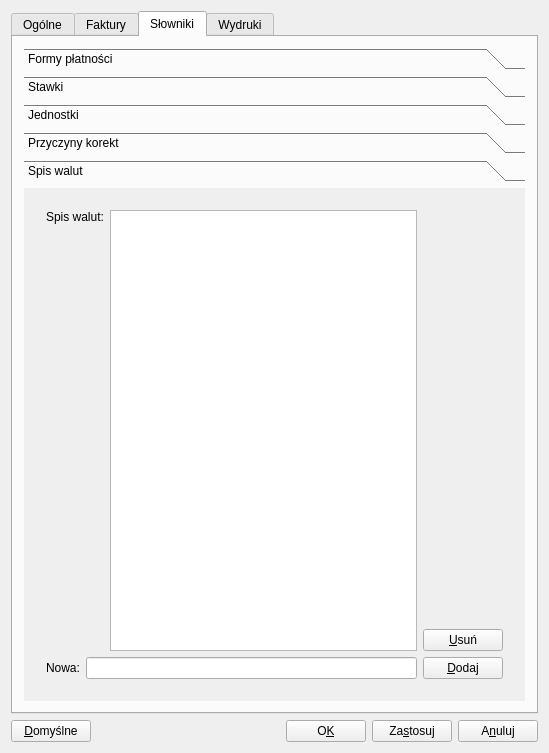
First picture: the form in qfaktury/ui/SettingsDialog.ui, repository tkQCompany/qcompany, before the edit.
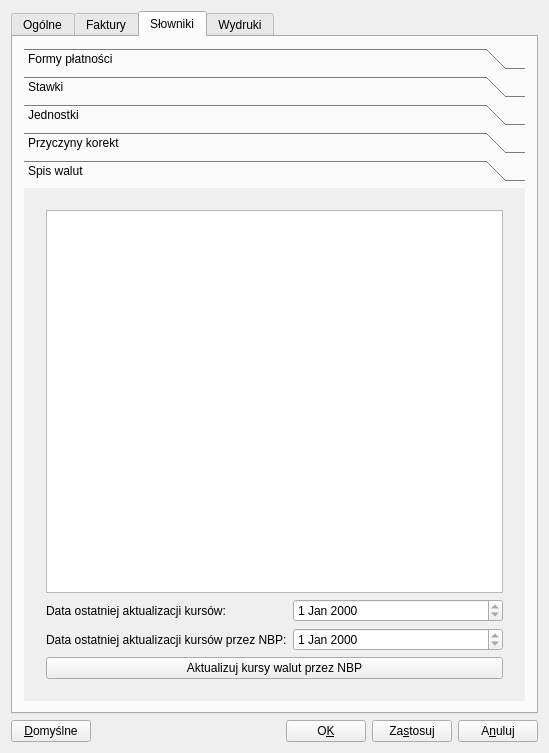
Second picture: the form after the edit. The open tabs and pages were chosen to show the change.

Commit message: - New and early version of the module for updating currencies' rates over the internet.

Patch:
```diff
--- a/qfaktury/ui/SettingsDialog.ui
+++ b/qfaktury/ui/SettingsDialog.ui
@@ -1115,8 +1115,8 @@
            <rect>
             <x>0</x>
             <y>0</y>
-            <width>509</width>
-            <height>494</height>
+            <width>515</width>
+            <height>504</height>
            </rect>
           </property>
           <attribute name="label">
@@ -1131,108 +1131,58 @@
              <property name="frameShadow">
               <enum>QFrame::Plain</enum>
              </property>
-             <layout class="QGridLayout" name="_12">
+             <layout class="QVBoxLayout" name="verticalLayout_8">
+              <item>
+               <widget class="QTableView" name="tableViewCurrency">
+                <attribute name="horizontalHeaderStretchLastSection">
+                 <bool>true</bool>
+                </attribute>
+               </widget>
+              </item>
+              <item>
+               <layout class="QFormLayout" name="formLayout_3">
               <item row="0" column="0">
-               <layout class="QHBoxLayout" name="_13">
-                <item>
-                 <layout class="QVBoxLayout" name="_14">
-                  <item>
-                   <layout class="QHBoxLayout" name="_15">
-                    <item>
-                     <widget class="QLabel" name="labelCurrencyList">
+                 <widget class="QLabel" name="labelLastUpdate">
                       <property name="text">
-                       <string>Spis walut:</string>
-                      </property>
-                      <property name="alignment">
-                       <set>Qt::AlignTop</set>
-                      </property>
-                      <property name="wordWrap">
-                       <bool>false</bool>
-                      </property>
+                   <string>Data ostatniej aktualizacji kursów:</string>
+                  </property>
                       <property name="buddy">
                        <cstring>listWidgetCurrency</cstring>
                       </property>
                      </widget>
                     </item>
-                    <item>
-                     <widget class="QListWidget" name="listWidgetCurrency"/>
-                    </item>
-                   </layout>
-                  </item>
-                  <item>
-                   <layout class="QHBoxLayout" name="_16">
-                    <item>
-                     <widget class="QLabel" name="labelNewCurrency">
+                <item row="0" column="1">
+                 <widget class="QDateEdit" name="dateEditLastUpdate">
+                  <property name="readOnly">
+                   <bool>true</bool>
+                  </property>
+                 </widget>
+                </item>
+                <item row="1" column="0">
+                 <widget class="QLabel" name="label">
                       <property name="text">
-                       <string>Nowa:</string>
-                      </property>
-                      <property name="wordWrap">
-                       <bool>false</bool>
-                      </property>
+                   <string>Data ostatniej aktualizacji kursów przez NBP:</string>
+                  </property>
                       <property name="buddy">
                        <cstring>lineEditCurrency</cstring>
                       </property>
                      </widget>
                     </item>
-                    <item>
-                     <widget class="QLineEdit" name="lineEditCurrency">
-                      <property name="maxLength">
-                       <number>3</number>
+                <item row="1" column="1">
+                 <widget class="QDateEdit" name="dateEditLastUpdateByCentralBank">
+                  <property name="readOnly">
+                   <bool>true</bool>
                       </property>
                      </widget>
                     </item>
                    </layout>
                   </item>
-                 </layout>
-                </item>
                 <item>
-                 <layout class="QVBoxLayout" name="_17">
-                  <item>
-                   <layout class="QVBoxLayout" name="_18"/>
-                  </item>
-                  <item>
-                   <spacer name="spacer32">
-                    <property name="orientation">
-                     <enum>Qt::Vertical</enum>
-                    </property>
-                    <property name="sizeType">
-                     <enum>QSizePolicy::Expanding</enum>
-                    </property>
-                    <property name="sizeHint" stdset="0">
-                     <size>
-                      <width>21</width>
-                      <height>51</height>
-                     </size>
-                    </property>
-                   </spacer>
-                  </item>
-                  <item>
-                   <layout class="QVBoxLayout" name="_19">
-                    <item>
-                     <widget class="QPushButton" name="pushButtonCurrencyRemove">
+               <widget class="QPushButton" name="pushButtonUpdateRates">
                       <property name="text">
-                       <string>&amp;Usuń</string>
-                      </property>
-                      <property name="shortcut">
-                       <string>Alt+U</string>
-                      </property>
-                     </widget>
-                    </item>
-                    <item>
-                     <widget class="QPushButton" name="pushButtonCurrencyAdd">
-                      <property name="text">
-                       <string>&amp;Dodaj</string>
-                      </property>
-                      <property name="shortcut">
-                       <string>Alt+D</string>
-                      </property>
-                     </widget>
-                    </item>
-                   </layout>
-                  </item>
-                 </layout>
-                </item>
-               </layout>
+                 <string>Aktualizuj kursy walut przez NBP</string>
+                </property>
+               </widget>
               </item>
              </layout>
             </widget>
```
Left out of the diff: 24 changed lines with no effect on the pictures. Lines whose indentation alone changed are shown as unchanged. The commit also changes 4 other files.
